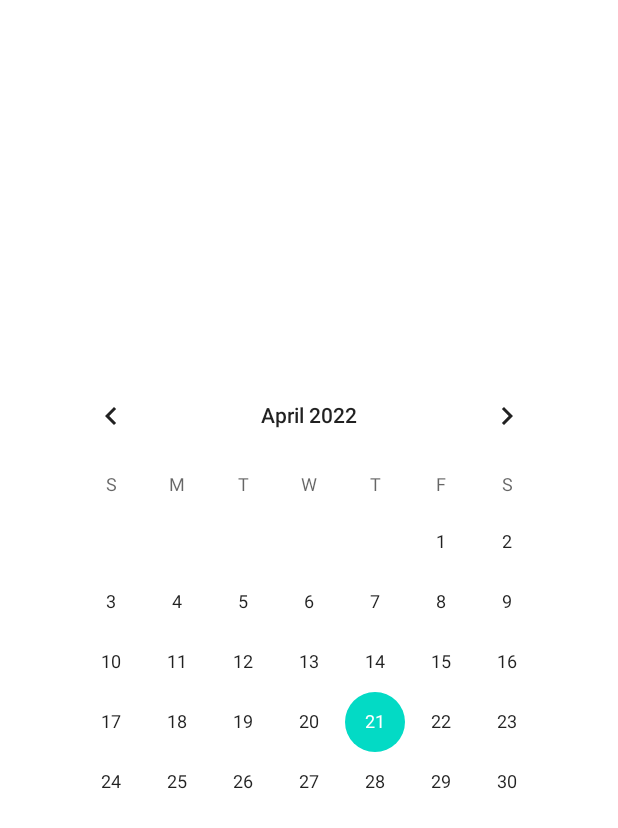
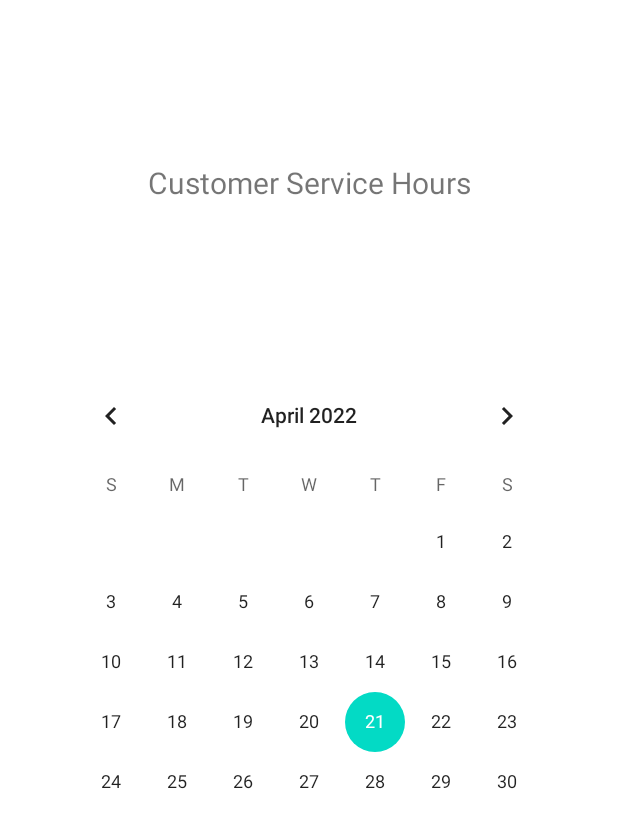
Before and after one commit to MarcRamos2/PR2M08HamzaiMarc, an Android app: the layout fragment_slideshow.xml on its own in the app's theme, with its tools: preview values and no code run, on a phone screen of 412 x 824 dp. Shown: the top 828 px of the screen. Run offline under Robolectric (Android 15) with nearby library versions, the phone set to English and light mode, and no system bars; Roboto replaces fonts that are not available here.

Commit message:
Calendar2

```diff
--- a/app/src/main/res/layout/fragment_slideshow.xml
+++ b/app/src/main/res/layout/fragment_slideshow.xml
@@ -15,4 +15,16 @@
         app:layout_constraintHorizontal_bias="0.5"
         app:layout_constraintStart_toStartOf="parent"
         app:layout_constraintTop_toTopOf="parent" />
+
+    <TextView
+        android:id="@+id/textView3"
+        android:layout_width="wrap_content"
+        android:layout_height="wrap_content"
+        android:textSize="20sp"
+        app:layout_constraintBottom_toTopOf="@+id/calendarView"
+        app:layout_constraintEnd_toEndOf="parent"
+        app:layout_constraintHorizontal_bias="0.5"
+        app:layout_constraintStart_toStartOf="parent"
+        app:layout_constraintTop_toTopOf="parent"
+        tools:text="@string/horari_servei" />
 </androidx.constraintlayout.widget.ConstraintLayout>
--- a/app/src/main/res/values/strings.xml
+++ b/app/src/main/res/values/strings.xml
@@ -20,4 +20,5 @@
     <string name="menu_home">Home</string>
     <string name="menu_gallery">Menu</string>
     <string name="menu_slideshow">Calendar</string>
+    <string name="horari_servei">Customer Service Hours</string>
 </resources>
```
Also changed, not shown: 1 other file.
